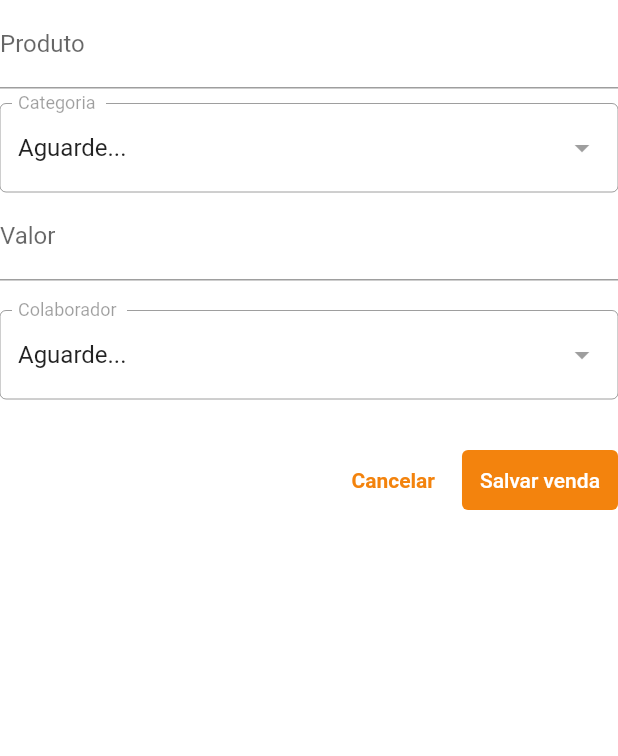
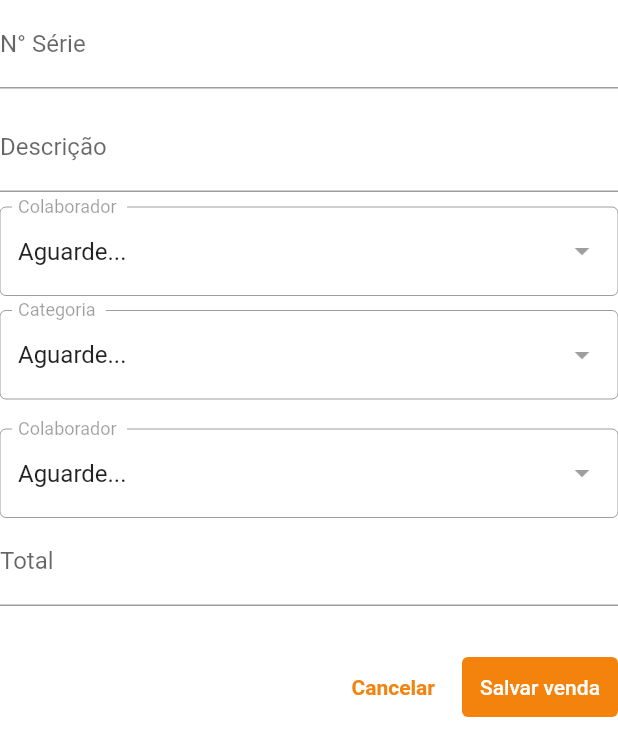
Before and after one commit to drelocatelli/sistema_loja_client, a Flutter app: the VendasForm widget shown alone on an empty page, opened directly, on a phone screen of 412 x 824 dp. Shown: the top 756 px of the screen. Run offline on Flutter 3.47's test engine with Material 3 defaults, Android fonts, the phone set to English and light mode, and no system bars; drawn by our look-alikes of dropdown_search; our stand-ins replace dio, flutter_dotenv, flutter_masked_text2, font_awesome_flutter, gap, go_router and 7 more; missing offline and left inert: number_paginator, widget_zoom; accounts and stored records are empty.

Commit message:
remake form

```diff
--- a/lib/src/View/pages/dashboard/vendas/components/vendas_form.dart
+++ b/lib/src/View/pages/dashboard/vendas/components/vendas_form.dart
@@ -21,8 +21,10 @@ class _VendasFormState extends State<VendasForm> {
   Map<String, TextEditingController> controllers = {
     "category": TextEditingController(),
     "produto": TextEditingController(),
+    "serial": TextEditingController(),
     "responsavel": TextEditingController(),
     "valor": TextEditingController(),
+    "descricao": TextEditingController(),
   };
 
   @override
@@ -36,7 +38,8 @@ class _VendasFormState extends State<VendasForm> {
   @override
   Widget build(BuildContext context) {
     final maxWidth = MediaQuery.of(context).size.width;
-    return Column(
+    return SingleChildScrollView(
+      child: Column(
         mainAxisSize: MainAxisSize.min,
         spacing: 20,
         children: [
@@ -50,9 +53,37 @@ class _VendasFormState extends State<VendasForm> {
                   children: [
                     Expanded(
                       child: TextFormField(
-                      controller: controllers["produto"],
-                      decoration: const InputDecoration(labelText: 'Produto'),
+                        controller: controllers["serial"],
+                        decoration: const InputDecoration(labelText: 'N° Série'),
                       ),
+                    ),
+                    TextFormField(
+                      controller: controllers["descricao"]!,
+                      decoration: const InputDecoration(labelText: 'Descrição'),
+                    ),
+                    Consumer<ColaboratorProvider>(
+                  builder: (context, model, child) {
+                    return DropdownSearch<Colaborator>(
+                      enabled: !model.isLoading,
+                      popupProps: PopupProps.menu(
+                        showSearchBox: true,
+                        showSelectedItems: true,
+                      ),
+                      selectedItem: model.colaborators.firstWhere(
+                        (category) => category.id == 1,
+                        orElse: () => Colaborator(id: "-1", name: model.isLoading ? "Aguarde..." : "Selecione"),
+                      ),
+                      items: (filter, infiniteScrollProps) => model.colaborators,
+                      itemAsString: (Colaborator colaborator) => colaborator.name!,
+                      compareFn: (item1, item2) => item1.id == item2.id, // Add this line for comparison
+                      decoratorProps: const DropDownDecoratorProps(
+                        decoration: InputDecoration(
+                          labelText: 'Colaborador ',
+                          border: OutlineInputBorder(),
+                        ),
+                      ),
+                    );
+                  }
                 ),
                     Consumer<CategoryProvider>(
                       builder: (context, model, child) {
@@ -80,11 +111,6 @@ class _VendasFormState extends State<VendasForm> {
                     )
                   ],
                 ),
-              TextFormField(
-                controller: controllers["valor"]!,
-                keyboardType: const TextInputType.numberWithOptions(decimal: true),
-                decoration: const InputDecoration(labelText: 'Valor', prefixText: 'R\$ '),
-              ),
                 const Gap(20),
                 Consumer<ColaboratorProvider>(
                   builder: (context, model, child) {
@@ -110,6 +136,12 @@ class _VendasFormState extends State<VendasForm> {
                     );
                   }
                 ),
+                TextFormField(
+                  controller: controllers["valor"]!,
+                  keyboardType: const TextInputType.numberWithOptions(decimal: true),
+                  decoration: const InputDecoration(labelText: 'Total', prefixText: 'R\$ '),
+                ),
+
                 const Gap(30),
                 Row(
                   mainAxisAlignment: MainAxisAlignment.end,
@@ -135,6 +167,7 @@ class _VendasFormState extends State<VendasForm> {
             ),
           )
         ],
+      ),
     );
   }
 }
```
Lines whose indentation alone changed are shown as unchanged.
